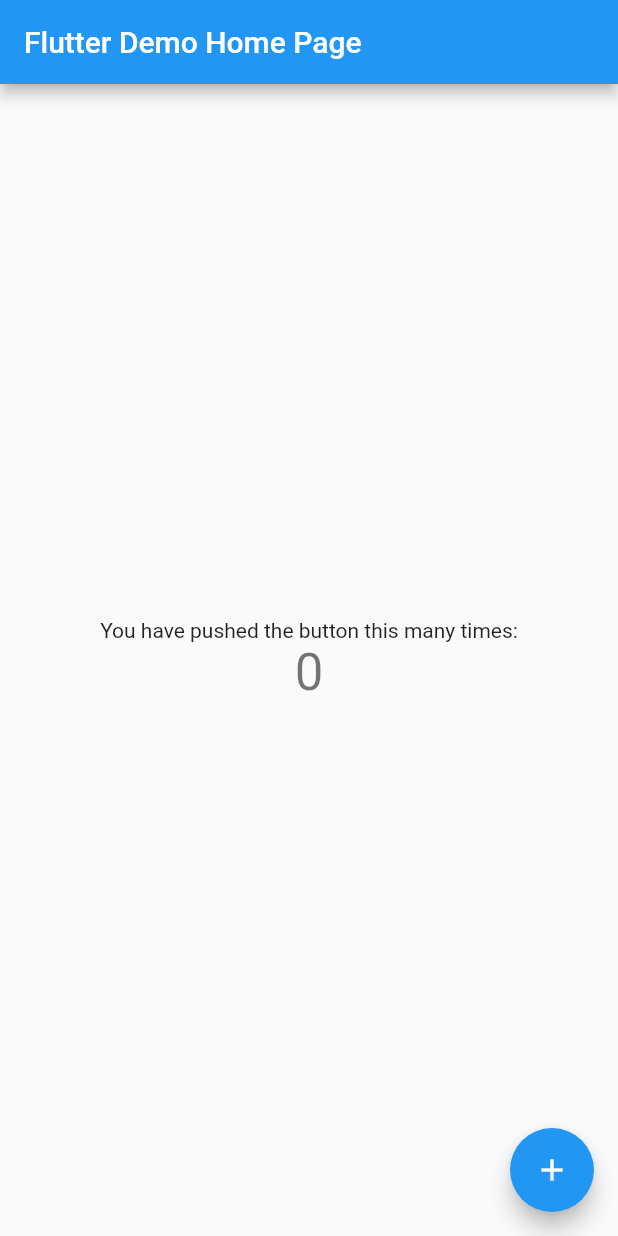
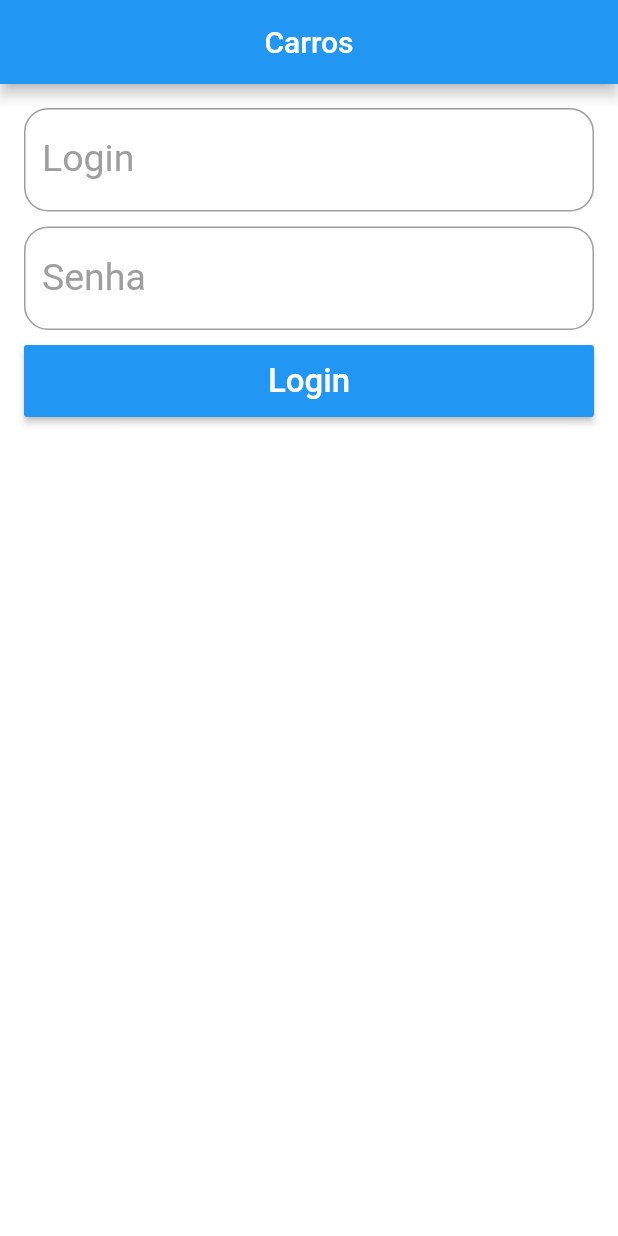
Before and after one commit to MateusH23/carros_flutter, a Flutter app: the screen it shows after launch, on a phone screen of 412 x 824 dp. Run offline on Flutter 3.47's test engine with Material 2 defaults, Android fonts, the phone set to English and light mode, and no system bars.

Commit message:
Criação da pagina de login com validações e separação dos componentes em widgets

```diff
--- a/lib/main.dart
+++ b/lib/main.dart
@@ -1,111 +1,19 @@
+import 'package:carros/pages/login_page.dart';
 import 'package:flutter/material.dart';
 
 void main() => runApp(MyApp());
 
 class MyApp extends StatelessWidget {
-  // This widget is the root of your application.
   @override
   Widget build(BuildContext context) {
     return MaterialApp(
-      title: 'Flutter Demo',
+      debugShowCheckedModeBanner: false,
       theme: ThemeData(
-        // This is the theme of your application.
-        //
-        // Try running your application with "flutter run". You'll see the
-        // application has a blue toolbar. Then, without quitting the app, try
-        // changing the primarySwatch below to Colors.green and then invoke
-        // "hot reload" (press "r" in the console where you ran "flutter run",
-        // or simply save your changes to "hot reload" in a Flutter IDE).
-        // Notice that the counter didn't reset back to zero; the application
-        // is not restarted.
         primarySwatch: Colors.blue,
+        scaffoldBackgroundColor: Colors.white,
+        brightness: Brightness.light,
       ),
-      home: MyHomePage(title: 'Flutter Demo Home Page'),
+      home: LoginPage(),
     );
   }
 }
-
-class MyHomePage extends StatefulWidget {
-  MyHomePage({Key key, this.title}) : super(key: key);
-
-  // This widget is the home page of your application. It is stateful, meaning
-  // that it has a State object (defined below) that contains fields that affect
-  // how it looks.
-
-  // This class is the configuration for the state. It holds the values (in this
-  // case the title) provided by the parent (in this case the App widget) and
-  // used by the build method of the State. Fields in a Widget subclass are
-  // always marked "final".
-
-  final String title;
-
-  @override
-  _MyHomePageState createState() => _MyHomePageState();
-}
-
-class _MyHomePageState extends State<MyHomePage> {
-  int _counter = 0;
-
-  void _incrementCounter() {
-    setState(() {
-      // This call to setState tells the Flutter framework that something has
-      // changed in this State, which causes it to rerun the build method below
-      // so that the display can reflect the updated values. If we changed
-      // _counter without calling setState(), then the build method would not be
-      // called again, and so nothing would appear to happen.
-      _counter++;
-    });
-  }
-
-  @override
-  Widget build(BuildContext context) {
-    // This method is rerun every time setState is called, for instance as done
-    // by the _incrementCounter method above.
-    //
-    // The Flutter framework has been optimized to make rerunning build methods
-    // fast, so that you can just rebuild anything that needs updating rather
-    // than having to individually change instances of widgets.
-    return Scaffold(
-      appBar: AppBar(
-        // Here we take the value from the MyHomePage object that was created by
-        // the App.build method, and use it to set our appbar title.
-        title: Text(widget.title),
-      ),
-      body: Center(
-        // Center is a layout widget. It takes a single child and positions it
-        // in the middle of the parent.
-        child: Column(
-          // Column is also a layout widget. It takes a list of children and
-          // arranges them vertically. By default, it sizes itself to fit its
-          // children horizontally, and tries to be as tall as its parent.
-          //
-          // Invoke "debug painting" (press "p" in the console, choose the
-          // "Toggle Debug Paint" action from the Flutter Inspector in Android
-          // Studio, or the "Toggle Debug Paint" command in Visual Studio Code)
-          // to see the wireframe for each widget.
-          //
-          // Column has various properties to control how it sizes itself and
-          // how it positions its children. Here we use mainAxisAlignment to
-          // center the children vertically; the main axis here is the vertical
-          // axis because Columns are vertical (the cross axis would be
-          // horizontal).
-          mainAxisAlignment: MainAxisAlignment.center,
-          children: <Widget>[
-            Text(
-              'You have pushed the button this many times:',
-            ),
-            Text(
-              '$_counter',
-              style: Theme.of(context).textTheme.display1,
-            ),
-          ],
-        ),
-      ),
-      floatingActionButton: FloatingActionButton(
-        onPressed: _incrementCounter,
-        tooltip: 'Increment',
-        child: Icon(Icons.add),
-      ), // This trailing comma makes auto-formatting nicer for build methods.
-    );
-  }
-}
--- /dev/null
+++ b/lib/pages/login_page.dart
@@ -0,0 +1,105 @@
+import 'package:carros/widgets/app_button.dart';
+import 'package:carros/widgets/app_text.dart';
+import 'package:flutter/material.dart';
+
+class LoginPage extends StatefulWidget {
+  @override
+  _LoginPageState createState() => _LoginPageState();
+}
+
+class _LoginPageState extends State<LoginPage> {
+  final _formKey = GlobalKey<FormState>();
+
+  final _focusSenha = FocusNode();
+
+  final _tLogin = TextEditingController();
+
+  final _tSenha = TextEditingController();
+
+  @override
+  void initState() {
+    super.initState();
+  }
+
+  @override
+  Widget build(BuildContext context) {
+    return Scaffold(
+      appBar: AppBar(
+        title: Text(
+          "Carros",
+        ),
+        centerTitle: true,
+      ),
+      body: _body(),
+    );
+  }
+
+  _body() {
+    return Form(
+      key: _formKey,
+      child: Container(
+        padding: EdgeInsets.all(16),
+        child: ListView(
+          children: <Widget>[
+            AppText(
+              "Login",
+              "Digite seu email",
+              controller: _tLogin,
+              // ignore: missing_return
+              validator: _validateLogin,
+              textInputAction: TextInputAction.next,
+              nextFocus: _focusSenha,
+            ),
+            SizedBox(
+              height: 10,
+            ),
+            AppText(
+              "Senha",
+              "Digite sua senha",
+              obscure: true,
+              controller: _tSenha,
+              validator: _validateSenha,
+              keyboardType: TextInputType.number,
+              focusNode: _focusSenha,
+            ),
+            SizedBox(
+              height: 10,
+            ),
+            AppButton(
+              "Login",
+              onPressed: _onClickLogin,
+            ),
+          ],
+        ),
+      ),
+    );
+  }
+
+  _onClickLogin() {
+    if (!_formKey.currentState.validate()) {
+      return;
+    }
+
+    String login = _tLogin.text;
+    String senha = _tSenha.text;
+    print("Login: $login, Senha: $senha");
+  }
+
+  // ignore: missing_return
+  String _validateLogin(String text) {
+    if (text.isEmpty) {
+      return "Digite o login";
+    }
+  }
+
+  // ignore: missing_return
+  String _validateSenha(String text) {
+    if (text.isEmpty) {
+      return "Digite a senha";
+    }
+
+    if (text.length < 3) {
+      return "Senha deve possuir no mínimo 3 dígitos";
+    }
+  }
+}
--- /dev/null
+++ b/lib/widgets/app_button.dart
@@ -0,0 +1,28 @@
+import 'package:flutter/material.dart';
+
+// ignore: must_be_immutable
+class AppButton extends StatelessWidget {
+
+  String text;
+  Function onPressed;
+
+  AppButton(this.text, {this.onPressed});
+
+  @override
+  Widget build(BuildContext context) {
+    return Container(
+      height: 48,
+      child: RaisedButton(
+        color: Colors.blue,
+        child: Text(
+          text,
+          style: TextStyle(
+            color: Colors.white,
+            fontSize: 22,
+          ),
+        ),
+        onPressed: onPressed,
+      ),
+    );
+  }
+}
--- /dev/null
+++ b/lib/widgets/app_text.dart
@@ -0,0 +1,61 @@
+import 'package:flutter/material.dart';
+
+// ignore: must_be_immutable
+class AppText extends StatelessWidget {
+  String label;
+  String hint;
+  bool obscure;
+  TextEditingController controller;
+  FormFieldValidator<String> validator;
+  TextInputType keyboardType;
+  TextInputAction textInputAction;
+  FocusNode focusNode;
+  FocusNode nextFocus;
+
+  AppText(
+    this.label,
+    this.hint, {
+    this.obscure = false,
+    this.controller,
+    this.validator,
+    this.keyboardType,
+    this.textInputAction,
+    this.focusNode,
+    this.nextFocus,
+  });
+
+  @override
+  Widget build(BuildContext context) {
+    return TextFormField(
+      validator: validator,
+      controller: controller,
+      obscureText: obscure,
+      style: TextStyle(
+        color: Colors.blue,
+        fontSize: 25,
+      ),
+      decoration: InputDecoration(
+        border: OutlineInputBorder(
+          borderRadius: BorderRadius.circular(16)
+        ),
+        labelText: label,
+        hintText: hint,
+        labelStyle: TextStyle(
+          fontSize: 25,
+          color: Colors.grey,
+        ),
+        hintStyle: TextStyle(
+          fontSize: 20,
+        )
+      ),
+      keyboardType: keyboardType,
+      textInputAction: textInputAction,
+      focusNode: focusNode,
+      onFieldSubmitted: (String text) {
+        if (nextFocus != null) {
+          FocusScope.of(context).requestFocus(nextFocus);
+        }
+      },
+    );
+  }
+}
```
